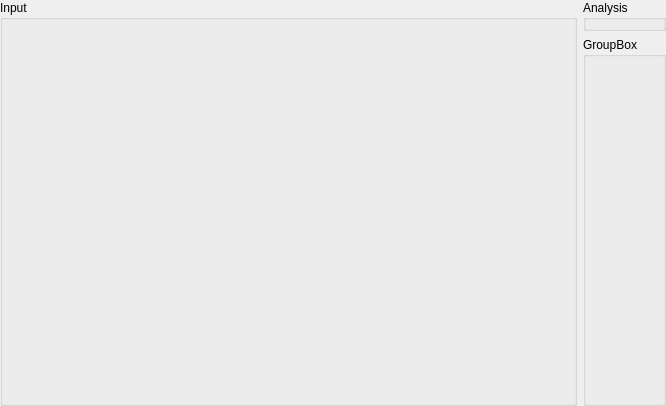
Above: src/preppipe_gui_pyside6/forms/maininputwidget.ui from PrepPipe/preppipe-python before the change. Below: the same form after it.
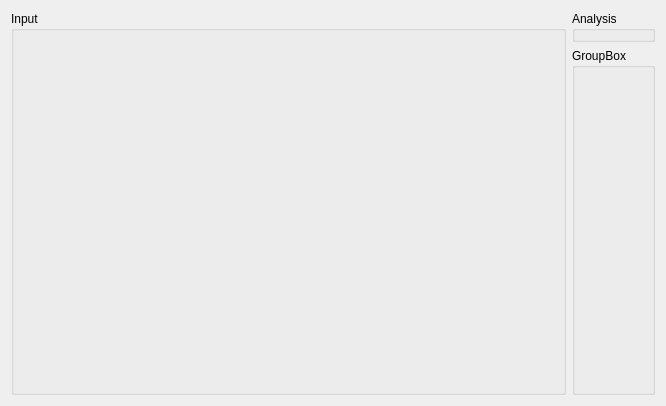
That is the form after the change.

Commit message: [GUI] Now file list input can open containing directory for input file

```diff
--- a/src/preppipe_gui_pyside6/forms/maininputwidget.ui
+++ b/src/preppipe_gui_pyside6/forms/maininputwidget.ui
@@ -14,18 +14,6 @@
    <string>Form</string>
   </property>
   <layout class="QHBoxLayout" name="horizontalLayout" stretch="1,0">
-   <property name="leftMargin">
-    <number>0</number>
-   </property>
-   <property name="topMargin">
-    <number>0</number>
-   </property>
-   <property name="rightMargin">
-    <number>0</number>
-   </property>
-   <property name="bottomMargin">
-    <number>0</number>
-   </property>
    <item>
     <widget class="QGroupBox" name="inputGroupBox">
      <property name="title">
```
The commit also changes 6 other files.
